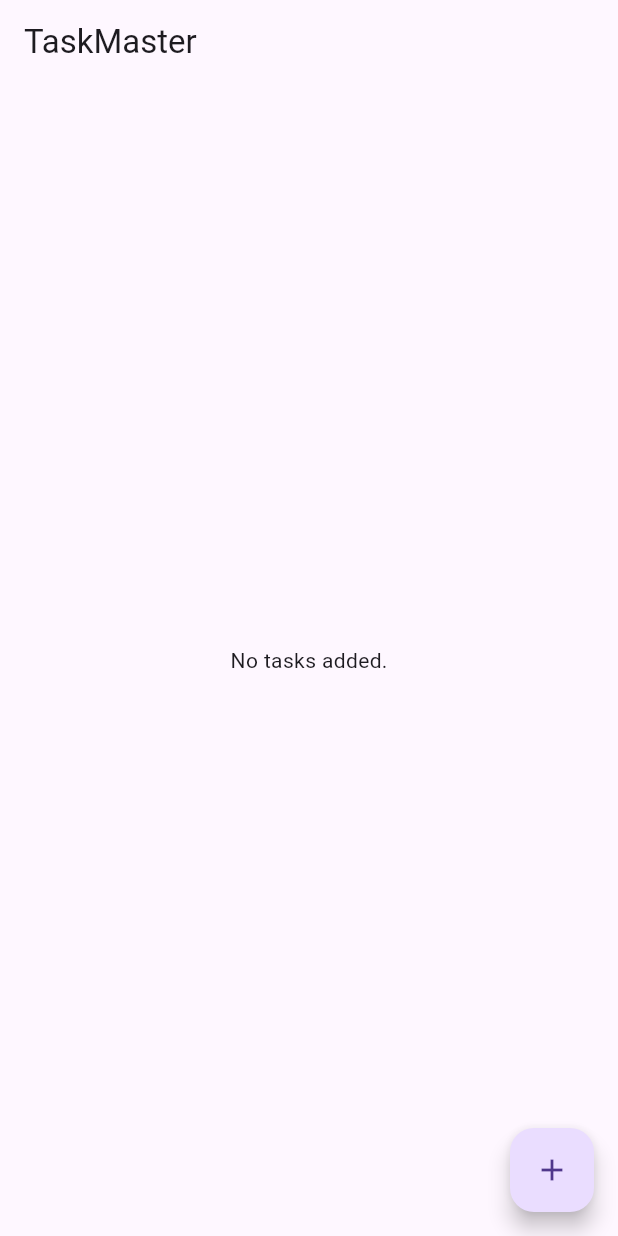
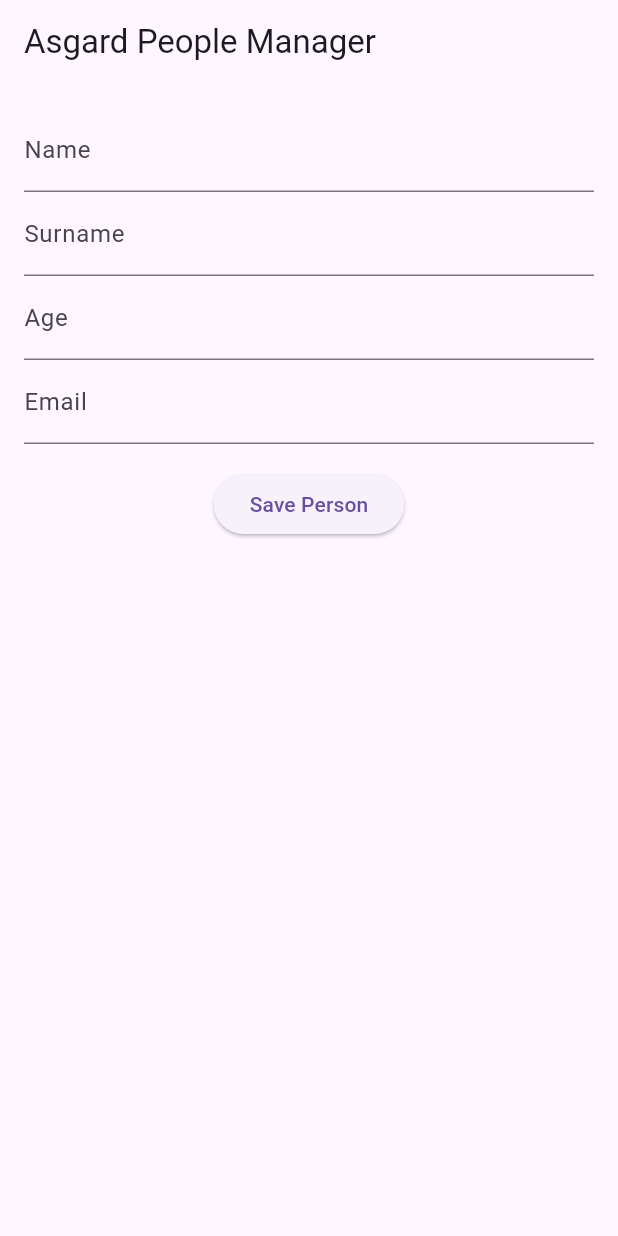
Before and after one commit to onurerdem1/neon_academy_workspace, a Flutter app: the screen it shows after launch, on a phone screen of 412 x 824 dp. Run offline on Flutter 3.47's test engine with Material 3 defaults, Android fonts, the phone set to English and light mode, and no system bars; our stand-ins replace audioplayers, flutter_colorpicker, flutter_local_notifications, flutter_mobx, google_mobile_ads, hive and 7 more; missing offline and left inert: dart:ffi; accounts and stored records are empty; generated files the repository leaves out were written again.

Commit message:
sqlite done

```diff
--- a/lib/main.dart
+++ b/lib/main.dart
@@ -5,6 +5,7 @@ import 'package:hive_flutter/adapters.dart';
 import 'package:neon_academy_workspace/hive/hive.dart';
 import 'package:neon_academy_workspace/hive/task.dart';
 import 'package:neon_academy_workspace/screen_animations.dart';
+import 'package:neon_academy_workspace/sqflite/home_view.dart';
 
 void main() async {
   WidgetsFlutterBinding.ensureInitialized();
@@ -21,7 +22,7 @@ class MainApp extends StatelessWidget {
   Widget build(BuildContext context) {
     return MaterialApp(
       home: Scaffold(
-        body: TaskHomeScreen(),
+        body: PeopleFormScreen(),
       ),
       debugShowCheckedModeBanner: false,
     );
--- /dev/null
+++ b/lib/sqflite/db_helper.dart
@@ -0,0 +1,47 @@
+import 'dart:async';
+import 'package:path/path.dart';
+import 'package:sqflite/sqflite.dart';
+
+class DBHelper {
+  static final DBHelper _instance = DBHelper._internal();
+  factory DBHelper() => _instance;
+
+  DBHelper._internal();
+
+  Database? _database;
+
+  Future<Database> get database async {
+    if (_database != null) return _database!;
+    _database = await _initDatabase();
+    return _database!;
+  }
+
+  Future<Database> _initDatabase() async {
+    final dbPath = await getDatabasesPath();
+    return openDatabase(
+      join(dbPath, 'asgard_people.db'),
+      onCreate: (db, version) {
+        return db.execute('''
+          CREATE TABLE people (
+            id INTEGER PRIMARY KEY AUTOINCREMENT,
+            name TEXT,
+            surname TEXT,
+            age INTEGER,
+            email TEXT
+          )
+        ''');
+      },
+      version: 1,
+    );
+  }
+
+  Future<int> insertPerson(Map<String, dynamic> person) async {
+    final db = await database;
+    return db.insert('people', person);
+  }
+
+  Future<List<Map<String, dynamic>>> getAllPeople() async {
+    final db = await database;
+    return db.query('people');
+  }
+}
--- /dev/null
+++ b/lib/sqflite/home_view.dart
@@ -0,0 +1,117 @@
+import 'package:flutter/material.dart';
+import 'db_helper.dart';
+
+class PeopleFormScreen extends StatefulWidget {
+  @override
+  _PeopleFormScreenState createState() => _PeopleFormScreenState();
+}
+
+class _PeopleFormScreenState extends State<PeopleFormScreen> {
+  final _formKey = GlobalKey<FormState>();
+  final _nameController = TextEditingController();
+  final _surnameController = TextEditingController();
+  final _ageController = TextEditingController();
+  final _emailController = TextEditingController();
+
+  List<Map<String, dynamic>> _people = [];
+
+  @override
+  void initState() {
+    super.initState();
+    _loadPeople();
+  }
+
+  Future<void> _loadPeople() async {
+    final people = await DBHelper().getAllPeople();
+    setState(() {
+      _people = people;
+    });
+  }
+
+  Future<void> _savePerson() async {
+    if (_formKey.currentState!.validate()) {
+      final person = {
+        'name': _nameController.text,
+        'surname': _surnameController.text,
+        'age': int.parse(_ageController.text),
+        'email': _emailController.text,
+      };
+
+      await DBHelper().insertPerson(person);
+      _nameController.clear();
+      _surnameController.clear();
+      _ageController.clear();
+      _emailController.clear();
+
+      _loadPeople();
+    }
+  }
+
+  @override
+  Widget build(BuildContext context) {
+    return Scaffold(
+      appBar: AppBar(
+        title: Text('Asgard People Manager'),
+      ),
+      body: Padding(
+        padding: const EdgeInsets.all(16.0),
+        child: Column(
+          children: [
+            Form(
+              key: _formKey,
+              child: Column(
+                children: [
+                  TextFormField(
+                    controller: _nameController,
+                    decoration: InputDecoration(labelText: 'Name'),
+                    validator: (value) =>
+                        value == null || value.isEmpty ? 'Enter a name' : null,
+                  ),
+                  TextFormField(
+                    controller: _surnameController,
+                    decoration: InputDecoration(labelText: 'Surname'),
+                    validator: (value) => value == null || value.isEmpty
+                        ? 'Enter a surname'
+                        : null,
+                  ),
+                  TextFormField(
+                    controller: _ageController,
+                    decoration: InputDecoration(labelText: 'Age'),
+                    keyboardType: TextInputType.number,
+                    validator: (value) =>
+                        value == null || value.isEmpty ? 'Enter age' : null,
+                  ),
+                  TextFormField(
+                    controller: _emailController,
+                    decoration: InputDecoration(labelText: 'Email'),
+                    keyboardType: TextInputType.emailAddress,
+                    validator: (value) =>
+                        value == null || value.isEmpty ? 'Enter email' : null,
+                  ),
+                  SizedBox(height: 16.0),
+                  ElevatedButton(
+                    onPressed: _savePerson,
+                    child: Text('Save Person'),
+                  ),
+                ],
+              ),
+            ),
+            Expanded(
+              child: ListView.builder(
+                itemCount: _people.length,
+                itemBuilder: (context, index) {
+                  final person = _people[index];
+                  return ListTile(
+                    title: Text('${person['name']} ${person['surname']}'),
+                    subtitle: Text(
+                        'Age: ${person['age']}, Email: ${person['email']}'),
+                  );
+                },
+              ),
+            ),
+          ],
+        ),
+      ),
+    );
+  }
+}
--- a/pubspec.yaml
+++ b/pubspec.yaml
@@ -22,6 +22,8 @@ dependencies:
   dio: ^5.7.0
   hive: ^2.0.4
   hive_flutter: ^1.1.0
+  sqflite: ^2.3.3+1
+  path: ^1.9.0
 
 dev_dependencies:
   flutter_test:
```
Also changed, not shown: pubspec.lock, 1 other file.
